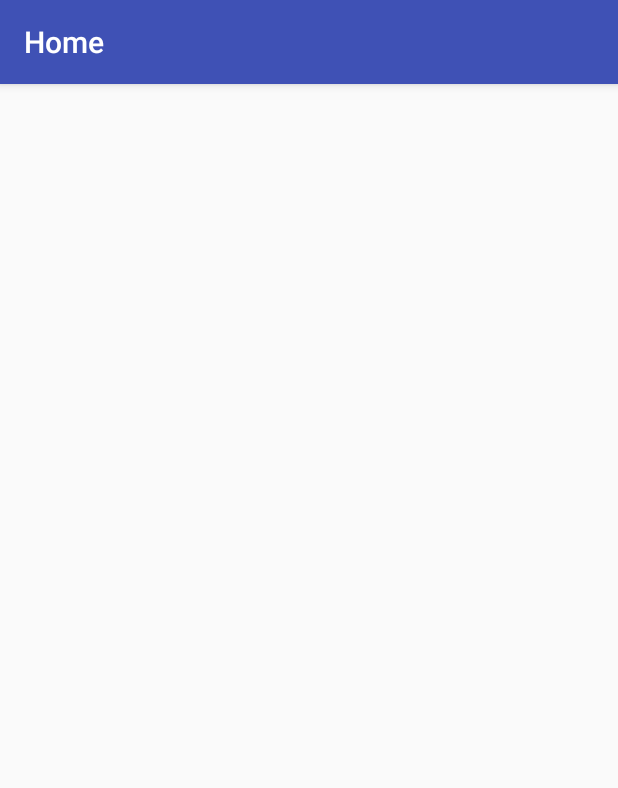
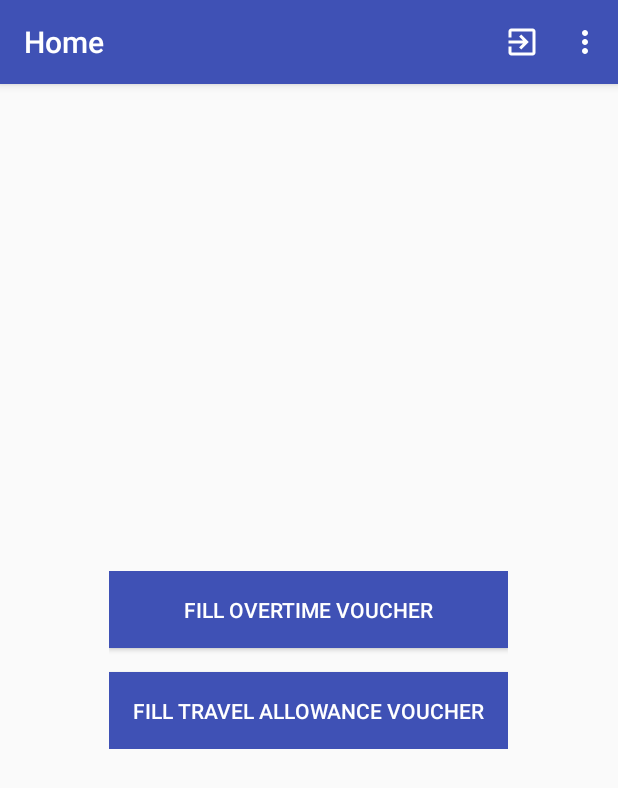
Before and after one commit to ATOMWR/ATOM, an Android app: the HomeActivity screen opened directly, with no data from a screen before it, on a phone screen of 412 x 824 dp. Shown: the top 788 px of the screen. Run offline under Robolectric (Android 15) with nearby library versions, the phone set to English and light mode, and no system bars.

Commit message:
Implement Home Activity and add Overflow menu

```diff
--- a/app/src/main/java/com/example/akav/atom/HomeActivity.java
+++ b/app/src/main/java/com/example/akav/atom/HomeActivity.java
@@ -1,12 +1,21 @@
 package com.example.akav.atom;
 
+import android.content.DialogInterface;
 import android.content.Intent;
 import android.net.Uri;
+import android.support.v4.app.NavUtils;
 import android.support.v7.app.AppCompatActivity;
 import android.os.Bundle;
+import android.view.Menu;
+import android.view.MenuItem;
+import android.view.View;
+import android.widget.Button;
 import android.widget.Toast;
 
 public class HomeActivity extends AppCompatActivity {
+
+    private Button fillOT;
+    private Button fillTA;
 
     @Override
     protected void onCreate(Bundle savedInstanceState) {
@@ -18,5 +27,72 @@ public class HomeActivity extends AppCompatActivity {
         Uri userIdUri = loginInfo.getData();
 
         Toast.makeText(this, "Welcome " + userIdUri + "!", Toast.LENGTH_SHORT).show();
+
+        fillOT = (Button) findViewById(R.id.fill_ot);
+        fillTA = (Button) findViewById(R.id.fill_ta);
+
+        fillOT.setOnClickListener(new View.OnClickListener() {
+            @Override
+            public void onClick(View view) {
+                Intent gotoOT = new Intent(HomeActivity.this, OvertimeActivity.class);
+                startActivity(gotoOT);
+            }
+        });
+
+        fillTA.setOnClickListener(new View.OnClickListener() {
+            @Override
+            public void onClick(View view) {
+                Intent gotoTA = new Intent(HomeActivity.this, TravelActivity.class);
+                startActivity(gotoTA);
+            }
+        });
     }
+
+    @Override
+    public boolean onCreateOptionsMenu(Menu menu) {
+        getMenuInflater().inflate(R.menu.menu_home, menu);
+        return true;
+    }
+
+    @Override
+    public boolean onOptionsItemSelected(MenuItem item) {
+
+        switch (item.getItemId()) {
+
+            case R.id.edit_profile:
+                editProfile();
+                return true;
+
+            case R.id.password_change:
+                changePassword();
+                return true;
+
+            case R.id.log_out:
+                logout();
+                return true;
+
+        }
+
+        return super.onOptionsItemSelected(item);
+    }
+
+    private void logout() {
+
+        // Logout Logic
+
+    }
+
+    private void changePassword() {
+
+        // Password change logic
+
+    }
+
+    private void editProfile() {
+
+        // Edit Profile Logic
+
+    }
+
+
 }
--- a/app/src/main/res/layout/activity_home.xml
+++ b/app/src/main/res/layout/activity_home.xml
@@ -1,15 +1,40 @@
 <?xml version="1.0" encoding="utf-8"?>
-<LinearLayout
+<RelativeLayout
     xmlns:android="http://schemas.android.com/apk/res/android"
     xmlns:tools="http://schemas.android.com/tools"
     android:id="@+id/activity_home"
     android:layout_width="match_parent"
     android:layout_height="match_parent"
-    android:paddingBottom="@dimen/activity_vertical_margin"
-    android:paddingLeft="@dimen/activity_horizontal_margin"
-    android:paddingRight="@dimen/activity_horizontal_margin"
-    android:paddingTop="@dimen/activity_vertical_margin"
+    android:padding="16dp"
     android:orientation="vertical"
     tools:context="com.example.akav.atom.HomeActivity">
 
-</LinearLayout>
+    <LinearLayout
+        android:layout_width="wrap_content"
+        android:layout_height="wrap_content"
+        android:layout_centerInParent="true"
+        android:orientation="vertical">
+
+        <Button
+            android:id="@+id/fill_ot"
+            android:layout_width="match_parent"
+            android:layout_height="wrap_content"
+            android:padding="16dp"
+            android:background="@color/colorPrimary"
+            android:textColor="#FFFFFF"
+            android:text="Fill Overtime Voucher"/>
+
+        <Button
+            android:id="@+id/fill_ta"
+            android:layout_width="match_parent"
+            android:layout_height="wrap_content"
+            android:padding="16dp"
+            android:layout_marginTop="16dp"
+            android:background="@color/colorPrimary"
+            android:text="Fill Travel Allowance Voucher"
+            android:textColor="#FFFFFF" />
+
+    </LinearLayout>
+
+
+</RelativeLayout>
--- /dev/null
+++ b/app/src/main/res/menu/menu_home.xml
@@ -0,0 +1,25 @@
+<?xml version="1.0" encoding="utf-8"?>
+<menu
+    xmlns:android="http://schemas.android.com/apk/res/android"
+    xmlns:app="http://schemas.android.com/apk/res-auto"
+    xmlns:tools="http://schemas.android.com/tools"
+    tools:context=".HomeActivity">
+
+    <item
+        android:id="@+id/log_out"
+        android:title="Log Out"
+        app:showAsAction="always"
+        android:icon="@drawable/ic_logout"/>
+
+    <item
+        android:id="@+id/edit_profile"
+        android:title="Edit Profile"
+        app:showAsAction="never"
+        />
+
+    <item
+        android:id="@+id/password_change"
+        android:title="Change Password"
+        app:showAsAction="never" />
+
+</menu>
```
Also changed, not shown: app/src/main/AndroidManifest.xml (+10 -4 lines), app/src/main/java/com/example/akav/atom/OvertimeActivity.java (added, +13 -0 lines), app/src/main/java/com/example/akav/atom/RegistrationActivity.java (+16 -18 lines), app/src/main/java/com/example/akav/atom/TravelActivity.java (added, +13 -0 lines), app/src/main/res/layout/activity_overtime.xml (added, +10 -0 lines), app/src/main/res/layout/activity_travel.xml (added, +10 -0 lines), app/src/main/res/layout/qrcode.xml (+5 -3 lines), app/src/main/res/drawable-hdpi/ic_logout.png (added), app/src/main/res/drawable-mdpi/ic_logout.png (added), app/src/main/res/drawable-xhdpi/ic_logout.png (added), app/src/main/res/drawable-xxhdpi/ic_logout.png (added), app/src/main/res/drawable-xxxhdpi/ic_logout.png (added), app/src/main/res/drawable/logo.png (deleted), app/src/main/res/values/strings.xml (line endings or trailing spaces).
